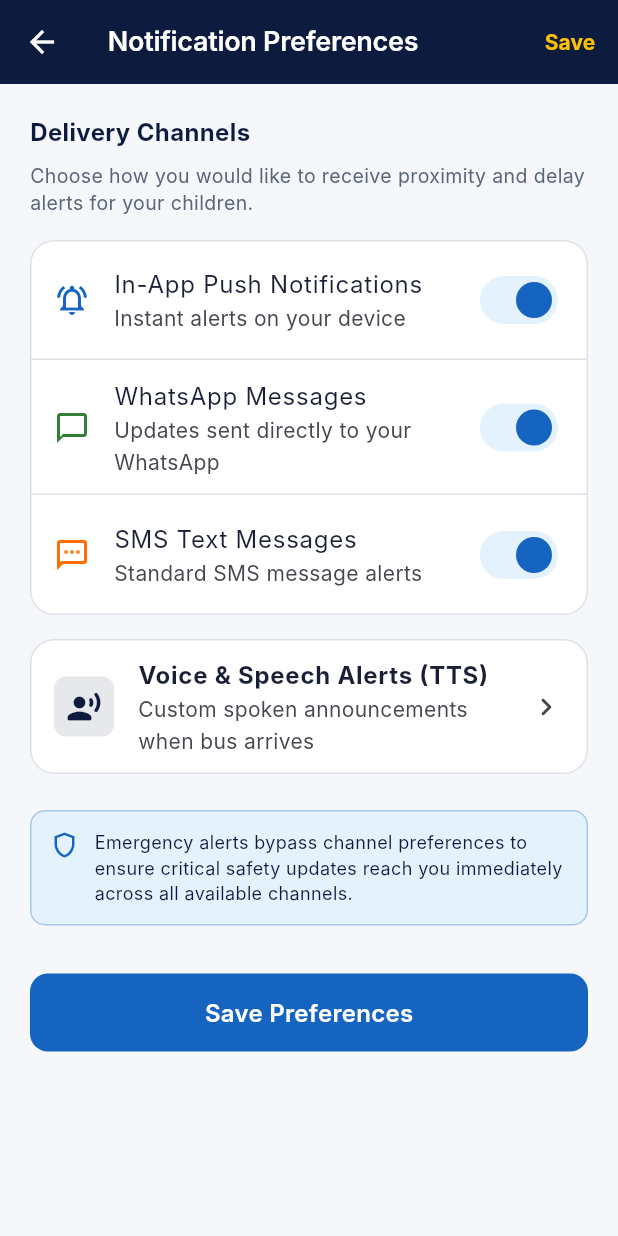
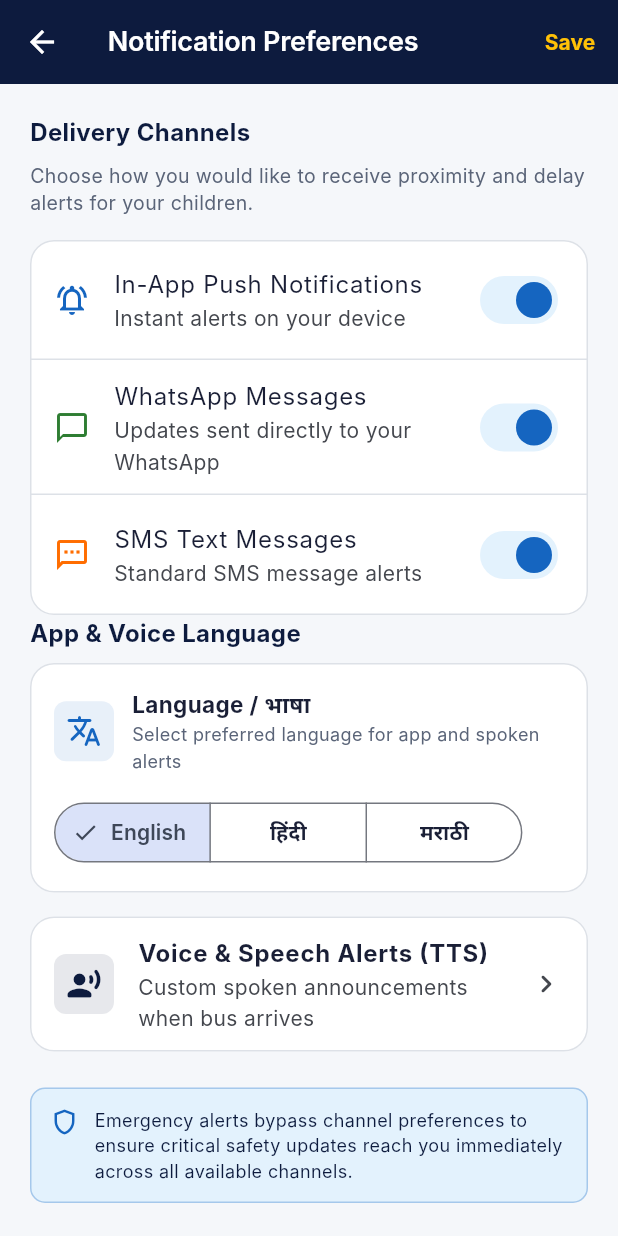
Before and after one commit to Shivam-Ranpise/saferoute, a Flutter app: the ParentSettingsScreen screen opened by its route, on a phone screen of 412 x 824 dp. Run offline on Flutter 3.47's test engine with Material 3 defaults, Android fonts, the phone set to English and light mode, and no system bars; our stand-ins replace firebase_core, firebase_messaging, flutter_local_notifications, flutter_map, flutter_riverpod, flutter_secure_storage and 7 more; accounts and stored records are empty; Roboto replaces fonts that are missing (Inter).

Commit message:
feat: add multi-language support (English, Hindi, Marathi) with persistent switcher and TTS synchronization

```diff
--- a/apps/saferoute_app/lib/src/features/parent/presentation/parent_settings_screen.dart
+++ b/apps/saferoute_app/lib/src/features/parent/presentation/parent_settings_screen.dart
@@ -3,6 +3,7 @@ import 'package:flutter_riverpod/flutter_riverpod.dart';
 import 'package:go_router/go_router.dart';
 import 'package:saferoute_core/saferoute_core.dart';
 import '../../../providers/auth_provider.dart';
+import '../../../providers/locale_provider.dart';
 import '../../../theme/app_theme.dart';
 import '../providers/parent_providers.dart';
 
@@ -223,6 +224,69 @@ class _ParentSettingsScreenState extends ConsumerState<ParentSettingsScreen> {
               ],
             ),
           ),
+          // App Language Selector Card
+          const Text(
+            'App & Voice Language',
+            style: TextStyle(
+              fontSize: 16,
+              fontWeight: FontWeight.bold,
+              color: SafeRouteColors.deepNavy,
+            ),
+          ),
+          const SizedBox(height: 8),
+          Card(
+            margin: EdgeInsets.zero,
+            child: Padding(
+              padding: const EdgeInsets.all(16),
+              child: Column(
+                crossAxisAlignment: CrossAxisAlignment.start,
+                children: [
+                  Row(
+                    children: [
+                      Container(
+                        padding: const EdgeInsets.all(8),
+                        decoration: BoxDecoration(
+                          color: SafeRouteColors.blue.withValues(alpha: 0.1),
+                          borderRadius: BorderRadius.circular(8),
+                        ),
+                        child: const Icon(Icons.translate_rounded, color: SafeRouteColors.blue),
+                      ),
+                      const SizedBox(width: 12),
+                      const Expanded(
+                        child: Column(
+                          crossAxisAlignment: CrossAxisAlignment.start,
+                          children: [
+                            Text(
+                              'Language / भाषा',
+                              style: TextStyle(fontWeight: FontWeight.bold, fontSize: 15),
+                            ),
+                            Text(
+                              'Select preferred language for app and spoken alerts',
+                              style: TextStyle(fontSize: 12, color: SafeRouteColors.onSurfaceVariant),
+                            ),
+                          ],
+                        ),
+                      ),
+                    ],
+                  ),
+                  const SizedBox(height: 14),
+                  SegmentedButton<String>(
+                    segments: const [
+                      ButtonSegment(value: 'en', label: Text('English')),
+                      ButtonSegment(value: 'hi', label: Text('हिंदी')),
+                      ButtonSegment(value: 'mr', label: Text('मराठी')),
+                    ],
+                    selected: {ref.watch(appLocaleProvider).languageCode},
+                    onSelectionChanged: (newSet) {
+                      if (newSet.isNotEmpty) {
+                        ref.read(appLocaleProvider.notifier).setLanguage(newSet.first);
+                      }
+                    },
+                  ),
+                ],
+              ),
+            ),
+          ),
           const SizedBox(height: 16),
 
           // Spoken Voice Announcements Card Link
```
Also changed, not shown: apps/saferoute_app/lib/main.dart (+8 -2 lines), apps/saferoute_app/lib/src/features/parent/presentation/voice_settings_screen.dart (+20 -0 lines), apps/saferoute_app/lib/src/providers/locale_provider.dart (added, +52 -0 lines).
